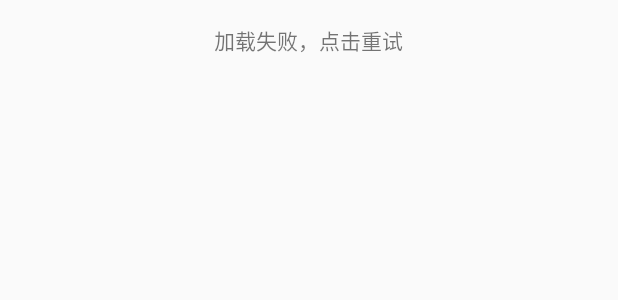
After one commit to lavalike/adapter, an Android app: the layout item_load_more_layout.xml on its own in the app's theme, with its tools: preview values and no code run, on a phone screen of 412 x 824 dp. The commit adds this screen. Shown: the top 300 px of the screen. Run offline under Robolectric (Android 15) with nearby library versions, the phone set to English and light mode, and no system bars.

Commit message:
Adapter支持加载更多

```diff
--- /dev/null
+++ b/adapter/src/main/res/layout/item_load_more_layout.xml
@@ -0,0 +1,53 @@
+<?xml version="1.0" encoding="utf-8"?>
+<FrameLayout xmlns:android="http://schemas.android.com/apk/res/android"
+    android:layout_width="match_parent"
+    android:layout_height="wrap_content">
+
+    <LinearLayout
+        android:id="@+id/container_loading"
+        android:layout_width="match_parent"
+        android:layout_height="wrap_content"
+        android:background="?attr/selectableItemBackground"
+        android:orientation="vertical"
+        android:padding="16dp"
+        android:visibility="gone">
+
+        <TextView
+            android:layout_width="wrap_content"
+            android:layout_height="wrap_content"
+            android:layout_gravity="center"
+            android:text="加载中..." />
+    </LinearLayout>
+
+    <LinearLayout
+        android:id="@+id/container_no_more"
+        android:layout_width="match_parent"
+        android:layout_height="wrap_content"
+        android:background="?attr/selectableItemBackground"
+        android:orientation="vertical"
+        android:padding="16dp"
+        android:visibility="gone">
+
+        <TextView
+            android:layout_width="wrap_content"
+            android:layout_height="wrap_content"
+            android:layout_gravity="center"
+            android:text="没有更多数据" />
+    </LinearLayout>
+
+    <LinearLayout
+        android:id="@+id/container_error"
+        android:layout_width="match_parent"
+        android:layout_height="wrap_content"
+        android:background="?attr/selectableItemBackground"
+        android:orientation="vertical"
+        android:padding="16dp"
+        android:visibility="visible">
+
+        <TextView
+            android:layout_width="wrap_content"
+            android:layout_height="wrap_content"
+            android:layout_gravity="center"
+            android:text="加载失败，点击重试" />
+    </LinearLayout>
+</FrameLayout>
```
Also changed, not shown: adapter/src/main/java/com/dimeno/adapter/LoadRecyclerAdapter.java (added, +44 -0 lines), adapter/src/main/java/com/dimeno/adapter/RecyclerAdapter.java (+31 -3 lines), adapter/src/main/java/com/dimeno/adapter/callback/OnLoadMoreCallback.java (added, +9 -0 lines), adapter/src/main/java/com/dimeno/adapter/footer/LoadMoreFooter.java (added, +72 -0 lines), adapter/src/main/java/com/dimeno/adapter/meta/LoadMoreState.java (added, +22 -0 lines), app/src/main/java/com/dimeno/adapter/sample/MainActivity.java (+2 -7 lines), app/src/main/java/com/dimeno/adapter/sample/adapter/UserAdapter.java (+16 -4 lines).
